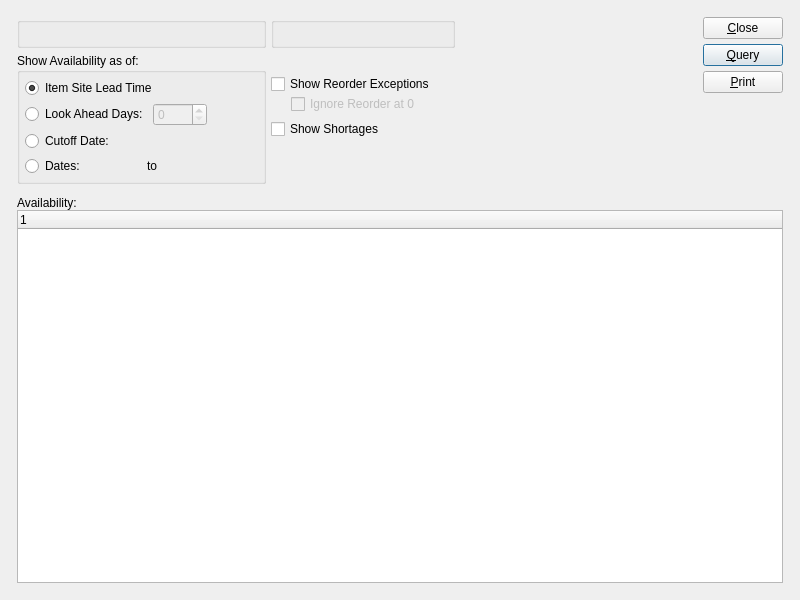
First picture: the form in guiclient/dspInventoryAvailabilityByParameterList.ui, repository Pegasus-RPG/xtuple-client, before the edit.
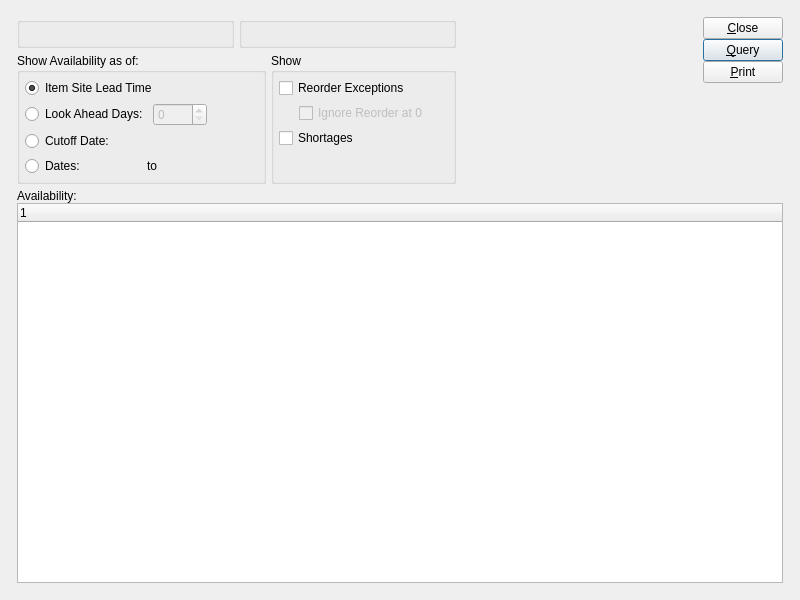
Second picture: the form after the edit. Custom widgets are drawn as their Qt base class.

Commit message: issue 8520:  Touch up layouts with tweaked clusters.

```diff
--- a/guiclient/dspInventoryAvailabilityByParameterList.ui
+++ b/guiclient/dspInventoryAvailabilityByParameterList.ui
@@ -20,69 +20,51 @@
   <property name="windowTitle" >
    <string>Inventory Availability by Parameter List</string>
   </property>
-  <layout class="QGridLayout" >
+  <layout class="QGridLayout" name="gridLayout_5" >
    <item row="0" column="0" >
-    <layout class="QGridLayout" >
-     <property name="leftMargin" >
+    <layout class="QGridLayout" name="gridLayout_4" >
+     <property name="margin" >
       <number>12</number>
      </property>
-     <property name="topMargin" >
-      <number>12</number>
-     </property>
-     <property name="rightMargin" >
-      <number>12</number>
-     </property>
-     <property name="bottomMargin" >
-      <number>12</number>
-     </property>
-     <property name="horizontalSpacing" >
-      <number>12</number>
-     </property>
-     <property name="verticalSpacing" >
-      <number>12</number>
-     </property>
      <item row="0" column="0" >
-      <layout class="QHBoxLayout" >
+      <layout class="QHBoxLayout" name="horizontalLayout_4" >
        <item>
-        <layout class="QGridLayout" >
+        <layout class="QGridLayout" name="gridLayout_3" >
          <item row="0" column="0" >
+          <layout class="QHBoxLayout" name="horizontalLayout" >
+           <item>
           <widget class="ParameterGroup" name="_parameter" >
            <property name="title" >
             <string/>
            </property>
-          </widget>
-         </item>
-         <item rowspan="2" row="0" column="1" >
-          <layout class="QVBoxLayout" >
+             <property name="fixedSize" >
+              <bool>false</bool>
+             </property>
+            </widget>
+           </item>
            <item>
             <widget class="WarehouseGroup" name="_warehouse" >
              <property name="title" >
               <string/>
              </property>
+             <property name="fixedSize" >
+              <bool>false</bool>
+             </property>
             </widget>
            </item>
-           <item>
-            <spacer>
-             <property name="orientation" >
-              <enum>Qt::Vertical</enum>
-             </property>
-             <property name="sizeHint" >
-              <size>
-               <width>20</width>
-               <height>21</height>
-              </size>
-             </property>
-            </spacer>
-           </item>
           </layout>
          </item>
-         <item rowspan="2" row="1" column="0" >
+         <item row="1" column="0" >
+          <layout class="QHBoxLayout" name="horizontalLayout_3" >
+           <item>
           <widget class="QGroupBox" name="_showByGroup" >
            <property name="title" >
             <string>Show Availability as of:</string>
            </property>
-           <layout class="QGridLayout" >
+             <layout class="QGridLayout" name="gridLayout_2" >
             <item row="0" column="0" colspan="4" >
+               <layout class="QHBoxLayout" name="horizontalLayout_2" >
+                <item>
              <widget class="QRadioButton" name="_byLeadTime" >
               <property name="text" >
                <string>Item Site Lead Time</string>
@@ -92,6 +74,21 @@
               </property>
              </widget>
             </item>
+                <item>
+                 <spacer name="horizontalSpacer" >
+                  <property name="orientation" >
+                   <enum>Qt::Horizontal</enum>
+                  </property>
+                  <property name="sizeHint" stdset="0" >
+                   <size>
+                    <width>40</width>
+                    <height>20</height>
+                   </size>
+                  </property>
+                 </spacer>
+                </item>
+               </layout>
+              </item>
             <item row="1" column="0" colspan="3" >
              <widget class="QRadioButton" name="_byDays" >
               <property name="enabled" >
@@ -128,7 +125,7 @@
                 <property name="sizeType" >
                  <enum>QSizePolicy::MinimumExpanding</enum>
                 </property>
-                <property name="sizeHint" >
+                  <property name="sizeHint" stdset="0" >
                  <size>
                   <width>51</width>
                   <height>11</height>
@@ -177,7 +174,7 @@
                 <property name="sizeType" >
                  <enum>QSizePolicy::MinimumExpanding</enum>
                 </property>
-                <property name="sizeHint" >
+                  <property name="sizeHint" stdset="0" >
                  <size>
                   <width>0</width>
                   <height>20</height>
@@ -225,47 +222,22 @@
            </layout>
           </widget>
          </item>
-         <item row="2" column="1" >
-          <layout class="QVBoxLayout" >
            <item>
-            <layout class="QVBoxLayout" >
-             <property name="spacing" >
-              <number>5</number>
+            <widget class="QGroupBox" name="_showGroup" >
+             <property name="title" >
+              <string>Show</string>
              </property>
+             <layout class="QGridLayout" name="gridLayout" >
+              <item row="0" column="0" >
+               <layout class="QVBoxLayout" name="verticalLayout_2" >
              <item>
-              <layout class="QVBoxLayout" >
-               <property name="spacing" >
-                <number>0</number>
-               </property>
-               <item>
-                <layout class="QHBoxLayout" >
-                 <property name="spacing" >
-                  <number>0</number>
-                 </property>
+                 <layout class="QVBoxLayout" name="verticalLayout" >
                  <item>
                   <widget class="XCheckBox" name="_showReorder" >
                    <property name="text" >
-                    <string>Show Reorder Exceptions</string>
-                   </property>
-                  </widget>
-                 </item>
-                 <item>
-                  <spacer>
-                   <property name="orientation" >
-                    <enum>Qt::Horizontal</enum>
-                   </property>
-                   <property name="sizeType" >
-                    <enum>QSizePolicy::Expanding</enum>
-                   </property>
-                   <property name="sizeHint" >
-                    <size>
-                     <width>20</width>
-                     <height>20</height>
-                    </size>
-                   </property>
-                  </spacer>
-                 </item>
-                </layout>
+                     <string>Reorder Exceptions</string>
+                    </property>
+                   </widget>
                </item>
                <item>
                 <layout class="QHBoxLayout" >
@@ -280,7 +252,7 @@
                    <property name="sizeType" >
                     <enum>QSizePolicy::Preferred</enum>
                    </property>
-                   <property name="sizeHint" >
+                      <property name="sizeHint" stdset="0" >
                     <size>
                      <width>20</width>
                      <height>20</height>
@@ -306,7 +278,7 @@
                    <property name="sizeType" >
                     <enum>QSizePolicy::Expanding</enum>
                    </property>
-                   <property name="sizeHint" >
+                      <property name="sizeHint" stdset="0" >
                     <size>
                      <width>20</width>
                      <height>20</height>
@@ -316,37 +288,12 @@
                  </item>
                 </layout>
                </item>
-              </layout>
-             </item>
-             <item>
-              <layout class="QHBoxLayout" >
-               <property name="spacing" >
-                <number>0</number>
-               </property>
                <item>
                 <widget class="XCheckBox" name="_showShortages" >
                  <property name="text" >
-                  <string>Show Shortages</string>
-                 </property>
-                </widget>
-               </item>
-               <item>
-                <spacer>
-                 <property name="orientation" >
-                  <enum>Qt::Horizontal</enum>
-                 </property>
-                 <property name="sizeType" >
-                  <enum>QSizePolicy::Expanding</enum>
-                 </property>
-                 <property name="sizeHint" >
-                  <size>
-                   <width>20</width>
-                   <height>20</height>
-                  </size>
-                 </property>
-                </spacer>
-               </item>
-              </layout>
+                     <string>Shortages</string>
+                    </property>
+                   </widget>
              </item>
             </layout>
            </item>
@@ -355,7 +302,7 @@
              <property name="orientation" >
               <enum>Qt::Vertical</enum>
              </property>
-             <property name="sizeHint" >
+                  <property name="sizeHint" stdset="0" >
               <size>
                <width>20</width>
                <height>0</height>
@@ -366,15 +313,20 @@
           </layout>
          </item>
         </layout>
+            </widget>
+           </item>
+          </layout>
+         </item>
+        </layout>
        </item>
        <item>
         <spacer>
          <property name="orientation" >
           <enum>Qt::Horizontal</enum>
          </property>
-         <property name="sizeHint" >
+         <property name="sizeHint" stdset="0" >
           <size>
-           <width>40</width>
+           <width>0</width>
            <height>20</height>
           </size>
          </property>
@@ -388,7 +340,7 @@
          <item>
           <layout class="QVBoxLayout" >
            <property name="spacing" >
-            <number>5</number>
+            <number>0</number>
            </property>
            <item>
             <widget class="QPushButton" name="_close" >
@@ -424,10 +376,10 @@
            <property name="orientation" >
             <enum>Qt::Vertical</enum>
            </property>
-           <property name="sizeHint" >
+           <property name="sizeHint" stdset="0" >
             <size>
              <width>20</width>
-             <height>65</height>
+             <height>0</height>
             </size>
            </property>
           </spacer>
@@ -454,16 +406,7 @@
         <property name="spacing" >
          <number>0</number>
         </property>
-        <property name="leftMargin" >
-         <number>0</number>
-        </property>
-        <property name="topMargin" >
-         <number>0</number>
-        </property>
-        <property name="rightMargin" >
-         <number>0</number>
-        </property>
-        <property name="bottomMargin" >
+        <property name="margin" >
          <number>0</number>
         </property>
         <item>
```
Left out of the diff: 1 changed line with no effect on the pictures. Lines whose indentation alone changed are shown as unchanged. The commit also changes 34 other files.
